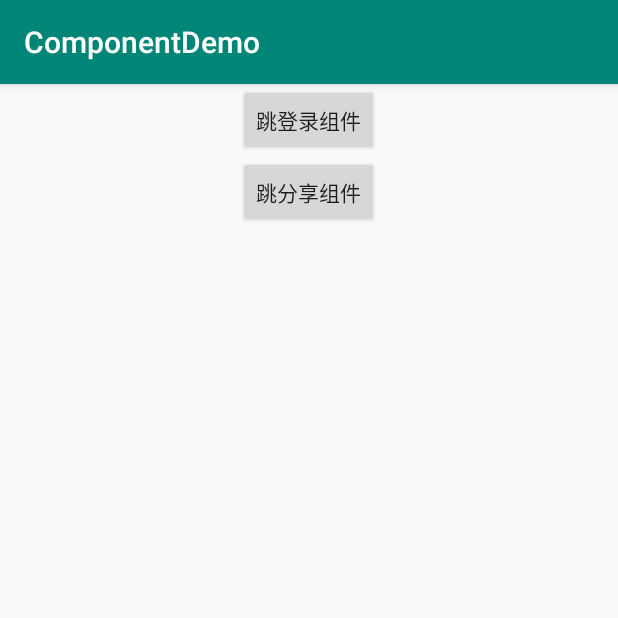
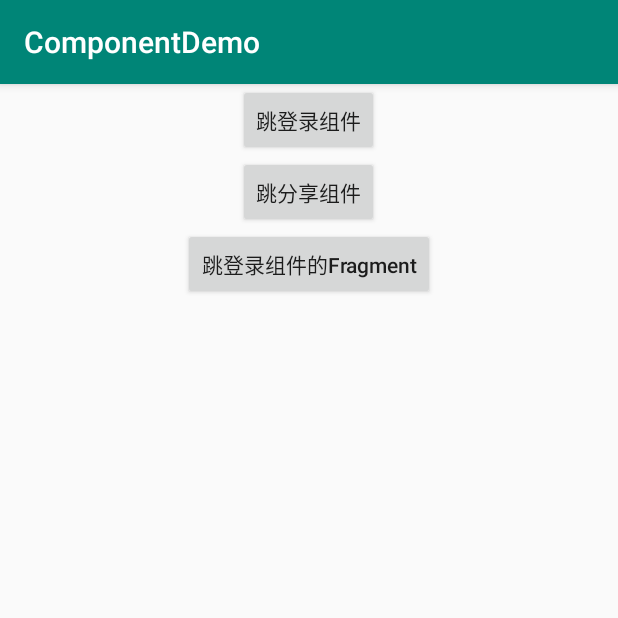
Before and after one commit to xfhy/ComponentDemo, an Android app: the screen it shows after launch (MainActivity), on a phone screen of 412 x 824 dp, the top half of it. Run offline under Robolectric (Android 15) with nearby library versions, the phone set to English and light mode, and no system bars; libraries missing offline, so code that uses them is left out: com.alibaba.android; 1 statement that could not run was skipped.

Commit message:
主项目如何在不直接访问组件中具体类的情况下使用组件的 Fragment

```diff
--- a/ComponentBase/src/main/java/com/xfhy/componentbase/service/IAccountService.java
+++ b/ComponentBase/src/main/java/com/xfhy/componentbase/service/IAccountService.java
@@ -1,4 +1,9 @@
 package com.xfhy.componentbase.service;
+
+import android.app.Activity;
+import android.os.Bundle;
+import android.support.v4.app.Fragment;
+import android.support.v4.app.FragmentManager;
 
 /**
  * Created by feiyang on 2018/10/18 14:47
@@ -17,4 +22,9 @@ public interface IAccountService {
      * 获取登录用户的 AccountId
      */
     String getAccountId();
+
+    /**
+     * 创建 UserFragment
+     */
+    Fragment newUserFragment(Activity activity, int containerId, FragmentManager manager, Bundle bundle, String tag);
 }
--- a/Login/build.gradle
+++ b/Login/build.gradle
@@ -19,7 +19,7 @@ android {
         testInstrumentationRunner "android.support.test.runner.AndroidJUnitRunner"
         javaCompileOptions {
             annotationProcessorOptions {
-                arguments = [ moduleName : project.getName() ]
+                arguments = [moduleName: project.getName()]
             }
         }
     }
@@ -38,6 +38,7 @@ dependencies {
 
     implementation 'com.android.support:appcompat-v7:28.0.0'
     implementation 'com.android.support:design:28.0.0'
+    implementation 'com.android.support:support-v4:25.2.0'
     testImplementation 'junit:junit:4.12'
     androidTestImplementation 'com.android.support.test:runner:1.0.2'
     androidTestImplementation 'com.android.support.test.espresso:espresso-core:3.0.2'
--- a/Login/src/main/res/values/strings.xml
+++ b/Login/src/main/res/values/strings.xml
@@ -11,4 +11,7 @@
     <string name="error_incorrect_password">This password is incorrect</string>
     <string name="error_field_required">This field is required</string>
     <string name="permission_rationale">"Contacts permissions are needed for providing email completions."</string>
+
+    <!-- TODO: Remove or change this placeholder text -->
+    <string name="hello_blank_fragment">Hello 我是登录组件的 fragment</string>
 </resources>
--- a/app/build.gradle
+++ b/app/build.gradle
@@ -11,7 +11,7 @@ android {
         testInstrumentationRunner "android.support.test.runner.AndroidJUnitRunner"
         javaCompileOptions {
             annotationProcessorOptions {
-                arguments = [ moduleName : project.getName() ]
+                arguments = [moduleName: project.getName()]
             }
         }
     }
--- a/app/src/main/AndroidManifest.xml
+++ b/app/src/main/AndroidManifest.xml
@@ -17,6 +17,8 @@
                 <category android:name="android.intent.category.LAUNCHER"/>
             </intent-filter>
         </activity>
+        <activity android:name=".FragmentActivity">
+        </activity>
     </application>
 
 </manifest>
--- a/app/src/main/java/com/xfhy/component/MainActivity.java
+++ b/app/src/main/java/com/xfhy/component/MainActivity.java
@@ -1,5 +1,6 @@
 package com.xfhy.component;
 
+import android.content.Intent;
 import android.support.v7.app.AppCompatActivity;
 import android.os.Bundle;
 import android.view.View;
@@ -32,4 +33,9 @@ public class MainActivity extends AppCompatActivity {
         ARouter.getInstance().build("/share/share").withString("share_content", "分享数据到微博").navigation();
     }
 
+    public void fragment(View view) {
+        Intent intent = new Intent(this, FragmentActivity.class);
+        startActivity(intent);
+    }
+
 }
--- a/app/src/main/res/layout/activity_main.xml
+++ b/app/src/main/res/layout/activity_main.xml
@@ -11,11 +11,19 @@
         android:layout_width="wrap_content"
         android:layout_height="wrap_content"
         android:onClick="login"
-        android:text="跳登录组件" />
+        android:text="跳登录组件"/>
 
     <Button
         android:layout_width="wrap_content"
         android:layout_height="wrap_content"
         android:onClick="share"
-        android:text="跳分享组件" />
+        android:text="跳分享组件"/>
+
+    <Button
+        android:layout_width="wrap_content"
+        android:layout_height="wrap_content"
+        android:onClick="fragment"
+        android:text="跳登录组件的Fragment"
+        android:textAllCaps="false"/>
+
 </LinearLayout>
```
Also changed, not shown: ComponentBase/src/main/java/com/xfhy/componentbase/empty_service/EmptyAccountService.java (+10 -0 lines), Login/src/main/java/com/xfhy/login/AccountService.java (+15 -0 lines), Login/src/main/java/com/xfhy/login/UserFragment.java (added, +21 -0 lines), Login/src/main/res/layout/fragment_user.xml (added, +14 -0 lines), app/src/main/java/com/xfhy/component/FragmentActivity.java (added, +22 -0 lines), app/src/main/res/layout/activity_fragment.xml (added, +11 -0 lines).
